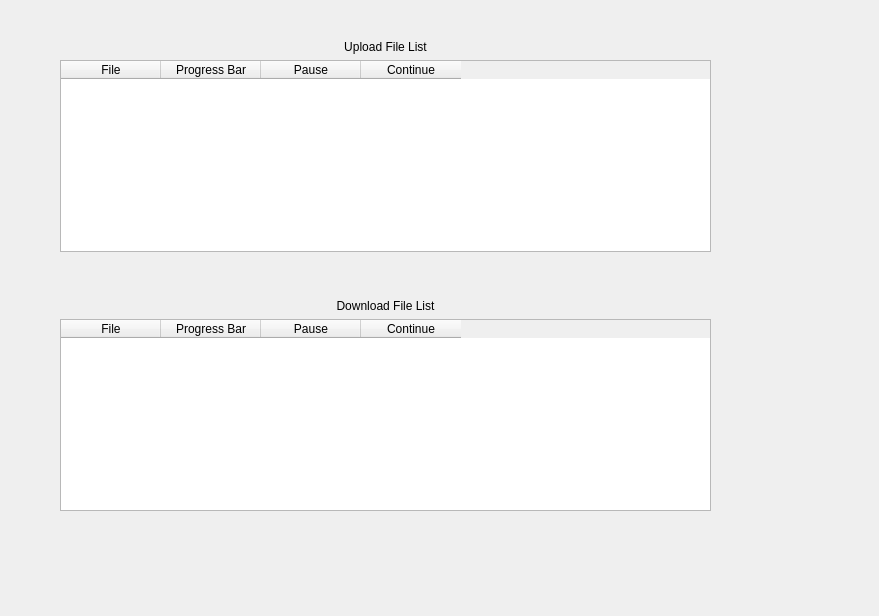
First picture: the form in client/transferlistdialog.ui, repository DiDi-FanFan-JianJian/Jian-NetDisk, before the edit.
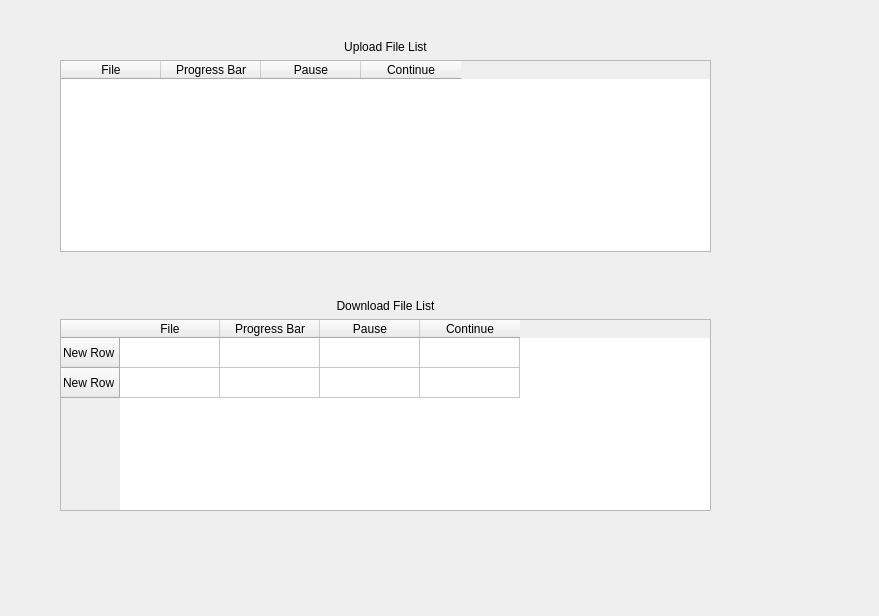
Second picture: the form after the edit.

What changed in the file:
```diff
--- a/client/transferlistdialog.ui
+++ b/client/transferlistdialog.ui
@@ -82,6 +82,16 @@
     </item>
     <item>
      <widget class="QTableWidget" name="download_file_list">
+      <row>
+       <property name="text">
+        <string>New Row</string>
+       </property>
+      </row>
+      <row>
+       <property name="text">
+        <string>New Row</string>
+       </property>
+      </row>
       <column>
        <property name="text">
         <string>File</string>
```
